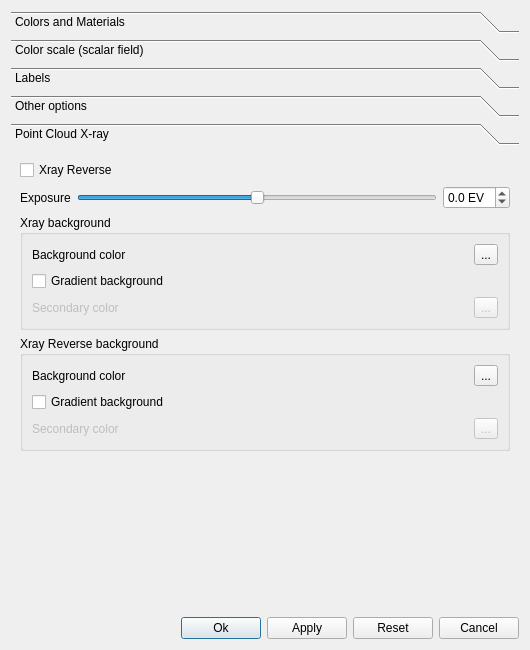
Qt form libs/CCAppCommon/ui/displaySettingsDlg.ui (CloudCompare/CloudCompare) before a commit.
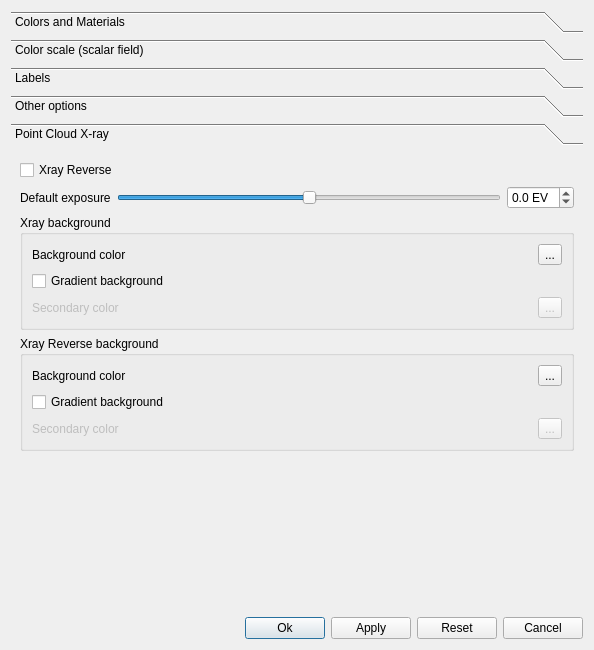
The same form after that commit. The open tabs and pages were chosen to show the change. Icons and pictures are not drawn.

Commit message: Replace the 'intensity' slider by an 'overridden exposure' one. Entities will use the 'default' exposure by default, unless the user modifies the slider/spinbox. Changing the 'default exposure' in the Display settings dialog will only impact entities with a non-overridden exposure.

What changed in the file:
```diff
--- a/libs/CCAppCommon/ui/displaySettingsDlg.ui
+++ b/libs/CCAppCommon/ui/displaySettingsDlg.ui
@@ -6,7 +6,7 @@
    <rect>
     <x>0</x>
     <y>0</y>
-    <width>530</width>
+    <width>594</width>
     <height>650</height>
    </rect>
   </property>
@@ -1010,7 +1010,17 @@
       </layout>
      </widget>
      <widget class="QWidget" name="pageXRay">
-      <attribute name="label"><string>Point Cloud X-ray</string></attribute>
+      <property name="geometry">
+       <rect>
+        <x>0</x>
+        <y>0</y>
+        <width>576</width>
+        <height>450</height>
+       </rect>
+      </property>
+      <attribute name="label">
+       <string>Point Cloud X-ray</string>
+      </attribute>
       <layout class="QVBoxLayout" name="xRayLayout">
        <item>
         <widget class="QCheckBox" name="xRayReverseCheckBox">
@@ -1019,7 +1029,13 @@
        </item>
        <item>
         <layout class="QHBoxLayout" name="xRayExposureLayout">
-         <item><widget class="QLabel" name="xRayExposureLabel"><property name="text"><string>Exposure</string></property></widget></item>
+         <item>
+          <widget class="QLabel" name="xRayExposureLabel">
+           <property name="text">
+            <string>Default exposure</string>
+           </property>
+          </widget>
+         </item>
          <item>
           <widget class="QSlider" name="xRayExposureSlider">
            <property name="minimum"><number>-80</number></property>
```
Left out of the diff: 145 changed lines with no effect on the pictures. The commit also changes 5 other files.
